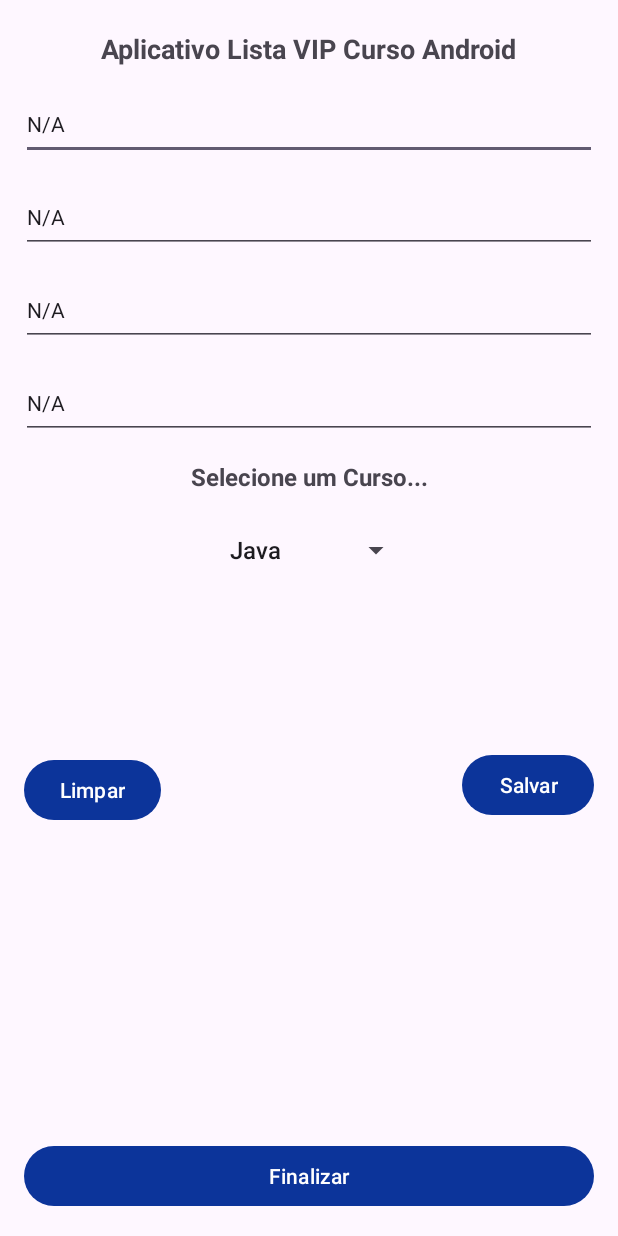
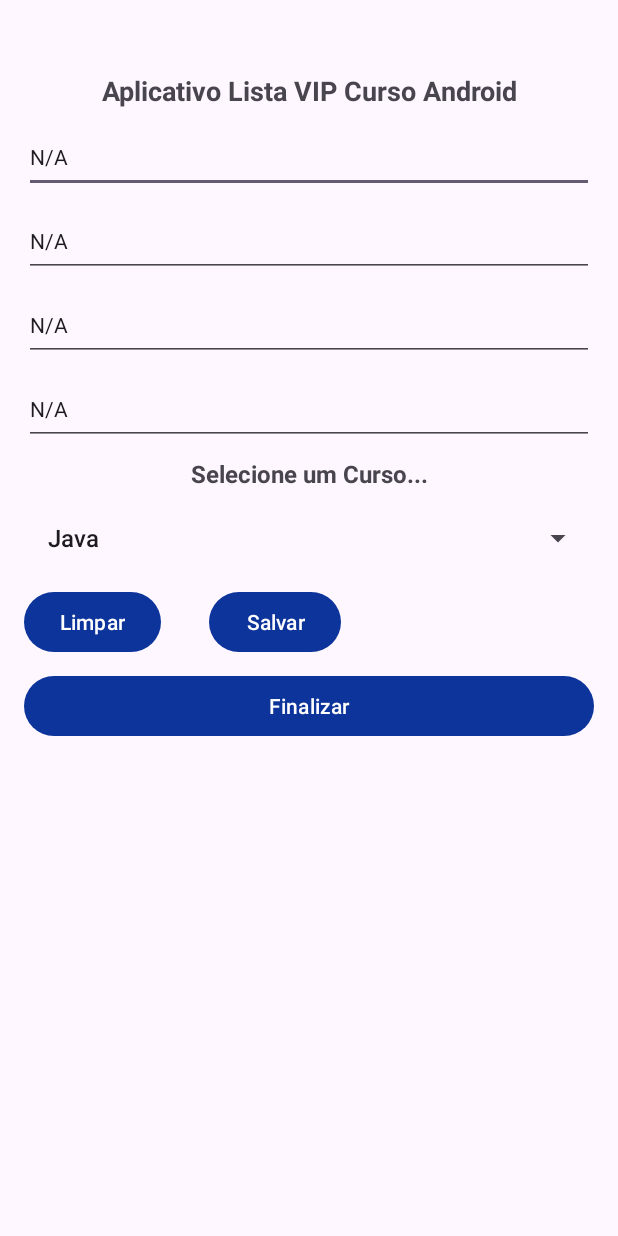
Before and after one commit to DevEderGularte/app-lista-curso-android, an Android app: the screen it shows after launch (MainActivity), on a phone screen of 412 x 824 dp. Run offline under Robolectric (Android 15) with nearby library versions, the phone set to English and light mode, and no system bars.

Commit message:
App Lista Curso Android Refatorado Layout para Linear Layout

```diff
--- a/app/src/main/java/devandroid/edergularte/applistacurso/view/MainActivity.java
+++ b/app/src/main/java/devandroid/edergularte/applistacurso/view/MainActivity.java
@@ -36,7 +36,7 @@ public class MainActivity extends AppCompatActivity {
     @Override
     protected void onCreate(Bundle savedInstanceState) {
         super.onCreate(savedInstanceState);
-        setContentView(R.layout.activity_main);
+        setContentView(R.layout.activity_spinner);
 
         controller = new PessoaController(MainActivity.this);
         controller.toString();
--- /dev/null
+++ b/app/src/main/res/layout/activity_spinner.xml
@@ -0,0 +1,137 @@
+<?xml version="1.0" encoding="utf-8"?>
+<androidx.appcompat.widget.LinearLayoutCompat xmlns:android="http://schemas.android.com/apk/res/android"
+    xmlns:app="http://schemas.android.com/apk/res-auto"
+    xmlns:tools="http://schemas.android.com/tools"
+    android:layout_width="match_parent"
+    android:layout_height="match_parent"
+    tools:context=".view.MainActivity"
+    android:orientation="vertical">
+    <ScrollView
+        android:layout_width="match_parent"
+        android:layout_height="wrap_content">
+
+        <LinearLayout
+            android:layout_width="match_parent"
+            android:layout_height="wrap_content"
+            android:orientation="vertical">
+
+    <TextView
+        android:id="@+id/txtTituloApp"
+        android:layout_width="match_parent"
+        android:layout_height="wrap_content"
+        android:layout_marginTop="48dp"
+        android:layout_marginStart="16dp"
+        android:layout_marginEnd="16dp"
+        android:gravity="center_horizontal"
+        android:text="@string/txt_titulo"
+        android:textSize="18sp"
+        android:textStyle="bold" />
+
+    <EditText
+        android:id="@+id/editPrimeiroNome"
+        android:layout_width="match_parent"
+        android:layout_height="48dp"
+        android:layout_marginStart="16dp"
+        android:layout_marginEnd="16dp"
+        android:layout_marginTop="8dp"
+        android:ems="10"
+        android:hint="@string/txt_hint_edit_nome"
+        android:inputType="text"
+        android:textSize="14sp"
+        tools:ignore="Autofill" />
+
+    <EditText
+        android:id="@+id/editSobreNome"
+        android:layout_width="match_parent"
+        android:layout_height="48dp"
+        android:layout_marginStart="16dp"
+        android:layout_marginEnd="16dp"
+        android:layout_marginTop="8dp"
+        android:ems="10"
+        android:hint="@string/txt_hint_edit_sobrenome"
+        android:inputType="text"
+        android:textSize="14sp"
+        tools:ignore="Autofill" />
+
+    <EditText
+        android:id="@+id/editNomeCurso"
+        android:layout_width="match_parent"
+        android:layout_height="48dp"
+        android:layout_marginStart="16dp"
+        android:layout_marginEnd="16dp"
+        android:layout_marginTop="8dp"
+        android:ems="10"
+        android:hint="@string/txt_hint_edit_curso"
+        android:inputType="text"
+        android:textSize="14sp"
+        tools:ignore="Autofill" />
+
+    <EditText
+        android:id="@+id/editTelefoneContato"
+        android:layout_width="match_parent"
+        android:layout_height="48dp"
+        android:layout_marginStart="16dp"
+        android:layout_marginEnd="16dp"
+        android:layout_marginTop="8dp"
+        android:ems="10"
+        android:hint="@string/txt_hint_edit_telefone"
+        android:inputType="text"
+        android:textSize="14sp"
+        tools:ignore="Autofill" />
+
+    <TextView
+        android:id="@+id/txtSpinner"
+        android:layout_width="match_parent"
+        android:layout_height="wrap_content"
+        android:gravity="center_horizontal"
+        android:layout_marginStart="16dp"
+        android:layout_marginEnd="16dp"
+        android:layout_marginTop="8dp"
+        android:text="@string/txt_selecione_um_curso"
+        android:textSize="16sp"
+        android:textStyle="bold" />
+
+    <Spinner
+        android:id="@+id/spinner"
+        android:layout_width="match_parent"
+        android:layout_height="wrap_content"
+        android:layout_marginStart="16dp"
+        android:layout_marginEnd="16dp"
+        android:layout_marginTop="8dp" />
+<LinearLayout
+    android:layout_width="wrap_content"
+    android:layout_height="wrap_content"
+    android:orientation="horizontal">
+    <Button
+        android:id="@+id/btnLimpar"
+        android:layout_width="wrap_content"
+        android:layout_height="wrap_content"
+        android:layout_marginStart="16dp"
+        android:layout_marginEnd="16dp"
+        android:layout_marginTop="8dp"
+        android:text="@string/btn_clear" />
+
+    <Button
+        android:id="@+id/btnSalvar"
+        android:layout_width="wrap_content"
+        android:layout_height="wrap_content"
+        android:layout_marginStart="16dp"
+        android:layout_marginEnd="16dp"
+        android:layout_marginTop="8dp"
+        android:text="@string/btn_save" />
+</LinearLayout>
+    <Button
+        android:id="@+id/btnFinalizar"
+        android:layout_width="match_parent"
+        android:layout_height="wrap_content"
+        android:layout_marginStart="16dp"
+        android:layout_marginEnd="16dp"
+        android:layout_marginTop="8dp"
+        android:text="@string/btn_end"
+        tools:layout_editor_absoluteX="16dp" />
+
+
+        </LinearLayout>
+    </ScrollView>
+
+</androidx.appcompat.widget.LinearLayoutCompat>
--- a/app/src/main/res/values/strings.xml
+++ b/app/src/main/res/values/strings.xml
@@ -5,6 +5,7 @@
     <string name="txt_hint_edit_sobrenome">Sobrenome</string>
     <string name="txt_hint_edit_curso">Curso</string>
     <string name="txt_hint_edit_telefone">Telefone</string>
+    <string name="txt_selecione_um_curso">Selecione um Curso...</string>
     <string name="btn_clear">Limpar</string>
     <string name="btn_save">Salvar</string>
     <string name="btn_end">Finalizar</string>
```
